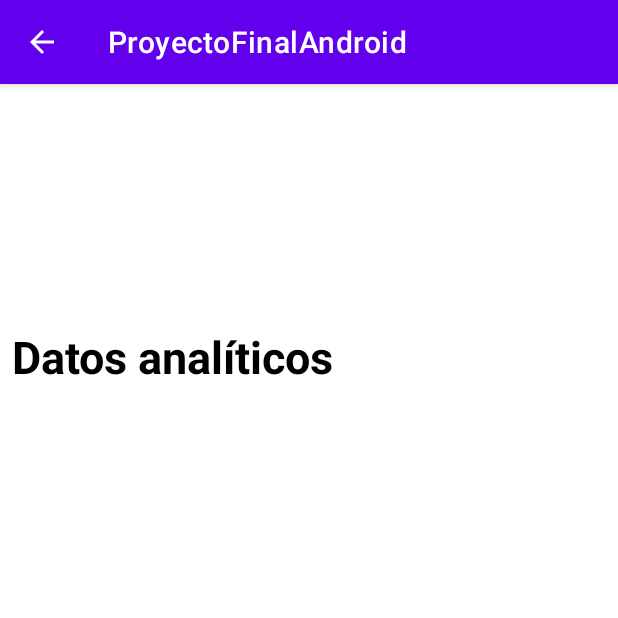
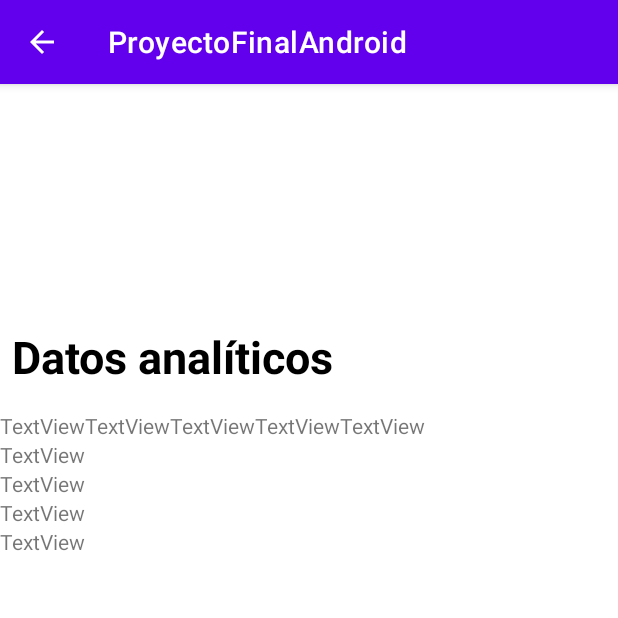
Before and after one commit to Mario999X/ProyectoFinalAndroid, an Android app: the TablaActivity screen opened directly, with no data from a screen before it, on a phone screen of 412 x 824 dp, the top half of it. Run offline under Robolectric (Android 15) with nearby library versions, the phone set to English and light mode, and no system bars.

Commit message:
Primer diseño de tabla.

```diff
--- a/app/src/main/res/layout/activity_tabla_empresa.xml
+++ b/app/src/main/res/layout/activity_tabla_empresa.xml
@@ -14,19 +14,83 @@
 
         <TableRow
             android:layout_width="match_parent"
-            android:layout_height="match_parent" />
+            android:layout_height="wrap_content">
+
+            <TextView
+                android:id="@+id/txtInfoTabla"
+                android:layout_width="wrap_content"
+                android:layout_height="wrap_content"
+                android:text="TextView" />
+
+            <TextView
+                android:id="@+id/txtEneroFebMar"
+                android:layout_width="wrap_content"
+                android:layout_height="wrap_content"
+                android:text="TextView" />
+
+            <TextView
+                android:id="@+id/txtAbrMayJun"
+                android:layout_width="wrap_content"
+                android:layout_height="wrap_content"
+                android:text="TextView" />
+
+            <TextView
+                android:id="@+id/txtJulAgSep"
+                android:layout_width="wrap_content"
+                android:layout_height="wrap_content"
+                android:text="TextView" />
+
+            <TextView
+                android:id="@+id/txtOctNovDic"
+                android:layout_width="wrap_content"
+                android:layout_height="wrap_content"
+                android:text="TextView" />
+
+        </TableRow>
 
         <TableRow
             android:layout_width="match_parent"
-            android:layout_height="match_parent" />
+            android:layout_height="wrap_content">
+
+            <TextView
+                android:id="@+id/txtRopaHombre"
+                android:layout_width="wrap_content"
+                android:layout_height="wrap_content"
+                android:text="TextView" />
+        </TableRow>
 
         <TableRow
             android:layout_width="match_parent"
-            android:layout_height="match_parent" />
+            android:layout_height="wrap_content">
+
+            <TextView
+                android:id="@+id/txtRopaMujer"
+                android:layout_width="wrap_content"
+                android:layout_height="wrap_content"
+                android:text="TextView" />
+        </TableRow>
 
         <TableRow
             android:layout_width="match_parent"
-            android:layout_height="match_parent" />
+            android:layout_height="wrap_content">
+
+            <TextView
+                android:id="@+id/txtJoyas"
+                android:layout_width="wrap_content"
+                android:layout_height="wrap_content"
+                android:text="TextView" />
+        </TableRow>
+
+        <TableRow
+            android:layout_width="match_parent"
+            android:layout_height="wrap_content">
+
+            <TextView
+                android:id="@+id/txtElectronica"
+                android:layout_width="wrap_content"
+                android:layout_height="wrap_content"
+                android:text="TextView" />
+        </TableRow>
     </TableLayout>
 
     <TextView
```
